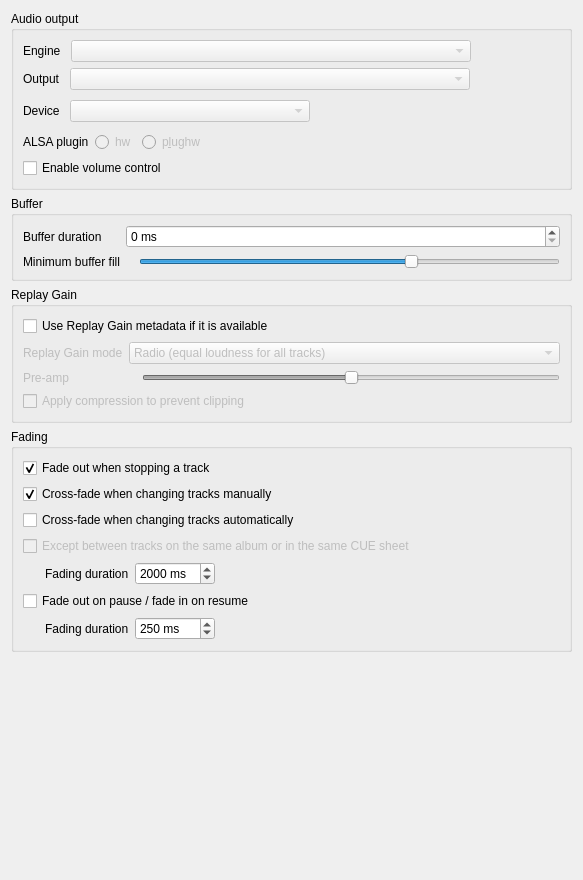
Above: src/settings/backendsettingspage.ui from strawberrymusicplayer/strawberry before the change. Below: the same form after it.
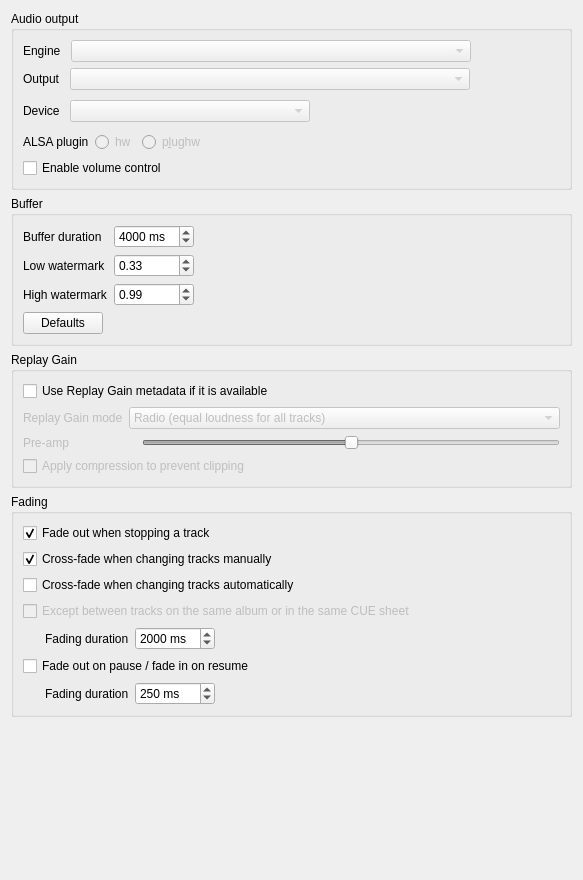
That is the form after the change. Custom widgets are drawn as their Qt base class.

The edit to the form file:
```diff
--- a/src/settings/backendsettingspage.ui
+++ b/src/settings/backendsettingspage.ui
@@ -235,65 +235,132 @@
      <property name="title">
       <string>Buffer</string>
      </property>
-     <layout class="QFormLayout" name="layout_buffer">
-      <property name="fieldGrowthPolicy">
-       <enum>QFormLayout::AllNonFixedFieldsGrow</enum>
-      </property>
-      <item row="1" column="0">
-       <widget class="QLabel" name="label_bufferduration">
-        <property name="text">
-         <string>Buffer duration</string>
-        </property>
-       </widget>
-      </item>
-      <item row="1" column="1">
-       <widget class="QSpinBox" name="spinbox_bufferduration">
-        <property name="suffix">
-         <string> ms</string>
-        </property>
-        <property name="maximum">
-         <number>60000</number>
-        </property>
-        <property name="singleStep">
-         <number>100</number>
-        </property>
-       </widget>
-      </item>
-      <item row="2" column="0">
-       <widget class="QLabel" name="label_bufferminfill">
-        <property name="text">
-         <string>Minimum buffer fill</string>
-        </property>
-       </widget>
-      </item>
-      <item row="2" column="1">
-       <layout class="QHBoxLayout" name="horizontalLayout_buffer">
-        <item>
-         <widget class="QLabel" name="label_bufferminfillvalue">
+     <layout class="QVBoxLayout" name="verticalLayout">
+      <item>
+       <layout class="QGridLayout" name="layout_buffer">
+        <item row="0" column="1">
+         <widget class="QSpinBox" name="spinbox_bufferduration">
+          <property name="suffix">
+           <string> ms</string>
+          </property>
+          <property name="maximum">
+           <number>60000</number>
+          </property>
+          <property name="singleStep">
+           <number>100</number>
+          </property>
+          <property name="value">
+           <number>4000</number>
+          </property>
+         </widget>
+        </item>
+        <item row="2" column="1">
+         <widget class="QDoubleSpinBox" name="spinbox_high_watermark">
+          <property name="maximum">
+           <double>1.000000000000000</double>
+          </property>
+          <property name="singleStep">
+           <double>0.010000000000000</double>
+          </property>
+          <property name="value">
+           <double>0.990000000000000</double>
+          </property>
+         </widget>
+        </item>
+        <item row="0" column="0">
+         <widget class="QLabel" name="label_bufferduration">
           <property name="text">
-           <string/>
+           <string>Buffer duration</string>
           </property>
          </widget>
         </item>
-        <item>
-         <widget class="QSlider" name="slider_bufferminfill">
-          <property name="minimum">
-           <number>1</number>
+        <item row="2" column="0">
+         <widget class="QLabel" name="label_highwatermark">
+          <property name="text">
+           <string>High watermark</string>
           </property>
+         </widget>
+        </item>
+        <item row="1" column="0">
+         <widget class="QLabel" name="label_lowwatermark">
+          <property name="text">
+           <string>Low watermark</string>
+          </property>
+         </widget>
+        </item>
+        <item row="1" column="1">
+         <widget class="QDoubleSpinBox" name="spinbox_low_watermark">
           <property name="maximum">
-           <number>50</number>
+           <double>1.000000000000000</double>
           </property>
           <property name="value">
-           <number>33</number>
+           <double>0.330000000000000</double>
           </property>
+         </widget>
+        </item>
+        <item row="2" column="2">
+         <spacer name="spacer_buffer_3">
           <property name="orientation">
            <enum>Qt::Horizontal</enum>
           </property>
-          <property name="tickInterval">
-           <number>1</number>
+          <property name="sizeHint" stdset="0">
+           <size>
+            <width>40</width>
+            <height>20</height>
+           </size>
           </property>
+         </spacer>
+        </item>
+        <item row="1" column="2">
+         <spacer name="spacer_buffer_2">
+          <property name="orientation">
+           <enum>Qt::Horizontal</enum>
+          </property>
+          <property name="sizeHint" stdset="0">
+           <size>
+            <width>40</width>
+            <height>20</height>
+           </size>
+          </property>
+         </spacer>
+        </item>
+        <item row="0" column="2">
+         <spacer name="spacer_buffer_1">
+          <property name="orientation">
+           <enum>Qt::Horizontal</enum>
+          </property>
+          <property name="sizeHint" stdset="0">
+           <size>
+            <width>40</width>
+            <height>20</height>
+           </size>
+          </property>
+         </spacer>
+        </item>
+       </layout>
+      </item>
+      <item>
+       <layout class="QHBoxLayout" name="layout_buffer_defaults">
+        <item>
+         <widget class="QPushButton" name="button_buffer_defaults">
+          <property name="text">
+           <string>Defaults</string>
+          </property>
          </widget>
         </item>
+        <item>
+         <spacer name="spacer_buffer_defaults">
+          <property name="orientation">
+           <enum>Qt::Horizontal</enum>
+          </property>
+          <property name="sizeHint" stdset="0">
+           <size>
+            <width>40</width>
+            <height>20</height>
+           </size>
+          </property>
+         </spacer>
+        </item>
        </layout>
       </item>
      </layout>
```
Left out of the diff: 7 changed lines with no effect on the pictures.
